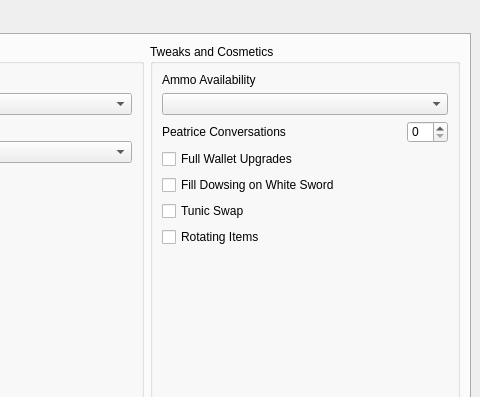
mint-choc-chip-skyblade/sshd-rando, file gui/ui/main.ui: the form before one commit; both pictures show x 820 to 1300 and y 0 to 397 of the 1300 by 800 pixel window.
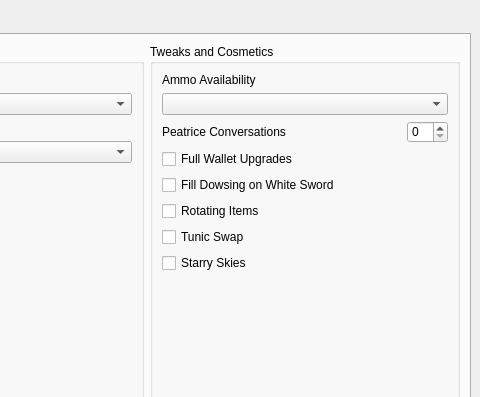
The form after the commit. The open tabs and pages were chosen to show the change. Custom widgets are drawn as their Qt base class.

Commit message: :star2: Starry Skies :star2:

What changed in the file:
```diff
--- a/gui/ui/main.ui
+++ b/gui/ui/main.ui
@@ -884,13 +884,6 @@
              </property>
             </widget>
            </item>
-           <item>
-            <widget class="RandoTriStateCheckBox" name="setting_tunic_swap">
-             <property name="text">
-              <string>Tunic Swap</string>
-             </property>
-            </widget>
-           </item>
            <item>
             <widget class="RandoTriStateCheckBox" name="setting_rotating_items">
              <property name="text">
@@ -898,6 +891,20 @@
              </property>
             </widget>
            </item>
+           <item>
+            <widget class="RandoTriStateCheckBox" name="setting_tunic_swap">
+             <property name="text">
+              <string>Tunic Swap</string>
+             </property>
+            </widget>
+           </item>
+           <item>
+            <widget class="RandoTriStateCheckBox" name="setting_starry_skies">
+             <property name="text">
+              <string>Starry Skies</string>
+             </property>
+            </widget>
+           </item>
            <item>
             <spacer name="tweaks_vspacer">
              <property name="orientation">
```
Left out of the diff: 2 changed lines with no effect on the pictures. The commit also changes 4 other files.
